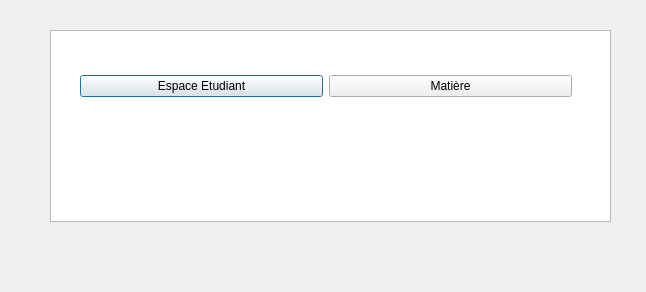
khadimkasse/projet_cpp_ndeye, file c++_oussa/platforme1.ui: the form before one commit.
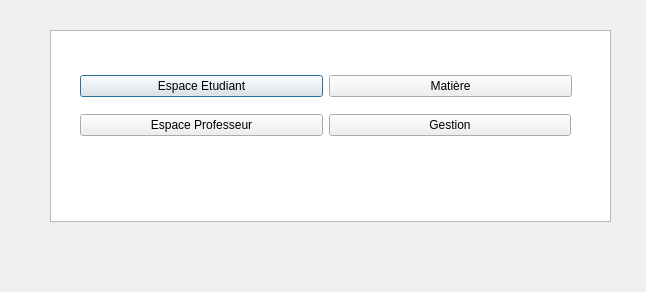
The form after the commit.

What changed in the file:
```diff
--- a/c++_oussa/platforme1.ui
+++ b/c++_oussa/platforme1.ui
@@ -49,6 +49,32 @@
     </item>
    </layout>
   </widget>
+  <widget class="QWidget" name="horizontalLayoutWidget_2">
+   <property name="geometry">
+    <rect>
+     <x>80</x>
+     <y>110</y>
+     <width>491</width>
+     <height>31</height>
+    </rect>
+   </property>
+   <layout class="QHBoxLayout" name="horizontalLayout_2">
+    <item>
+     <widget class="QPushButton" name="pushButton_3">
+      <property name="text">
+       <string>Espace Professeur</string>
+      </property>
+     </widget>
+    </item>
+    <item>
+     <widget class="QPushButton" name="pushButton_2">
+      <property name="text">
+       <string>Gestion</string>
+      </property>
+     </widget>
+    </item>
+   </layout>
+  </widget>
  </widget>
  <resources/>
  <connections/>
```
